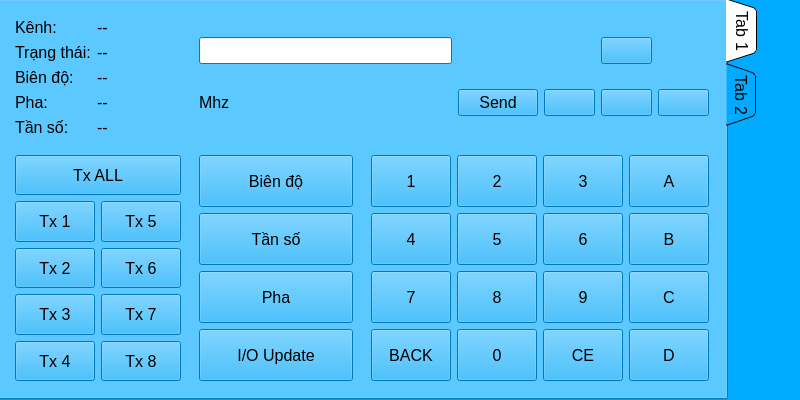
Before: the Qt Designer form mainwindow.ui in kimphg/rasPi, drawn with Qt 5.
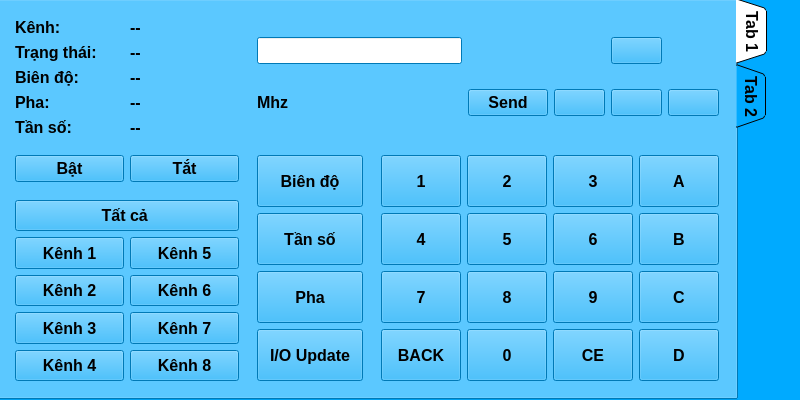
After: the same form once the commit is applied. Icons and pictures are not drawn.

What changed in the file:
```diff
--- a/mainwindow.ui
+++ b/mainwindow.ui
@@ -425,6 +425,13 @@
     </disabled>
    </palette>
   </property>
+  <property name="font">
+   <font>
+    <pointsize>12</pointsize>
+    <weight>75</weight>
+    <bold>true</bold>
+   </font>
+  </property>
   <property name="windowTitle">
    <string>MainWindow</string>
   </property>
@@ -434,7 +441,7 @@
      <rect>
       <x>-4</x>
       <y>-1</y>
-      <width>761</width>
+      <width>771</width>
       <height>401</height>
      </rect>
     </property>
@@ -457,413 +464,7 @@
       <string>Tab 1</string>
      </attribute>
      <layout class="QGridLayout" name="gridLayout_4">
-      <item row="0" column="0">
-       <layout class="QFormLayout" name="formLayout">
-        <property name="leftMargin">
-         <number>6</number>
-        </property>
-        <property name="topMargin">
-         <number>6</number>
-        </property>
-        <property name="rightMargin">
-         <number>6</number>
-        </property>
-        <property name="bottomMargin">
-         <number>6</number>
-        </property>
-        <item row="0" column="0">
-         <widget class="QLabel" name="label">
-          <property name="text">
-           <string>Kênh:</string>
-          </property>
-         </widget>
-        </item>
-        <item row="1" column="0">
-         <widget class="QLabel" name="label_2">
-          <property name="text">
-           <string>Trạng thái:</string>
-          </property>
-         </widget>
-        </item>
-        <item row="2" column="0">
-         <widget class="QLabel" name="label_3">
-          <property name="text">
-           <string>Biên độ:</string>
-          </property>
-         </widget>
-        </item>
-        <item row="0" column="1">
-         <widget class="QLabel" name="label_chanel_num">
-          <property name="text">
-           <string>--</string>
-          </property>
-         </widget>
-        </item>
-        <item row="1" column="1">
-         <widget class="QLabel" name="label_chanel_stat">
-          <property name="text">
-           <string>--</string>
-          </property>
-         </widget>
-        </item>
-        <item row="2" column="1">
-         <widget class="QLabel" name="label_chanel_amp">
-          <property name="text">
-           <string>--</string>
-          </property>
-         </widget>
-        </item>
-        <item row="3" column="0">
-         <widget class="QLabel" name="label_7">
-          <property name="text">
-           <string>Pha:</string>
-          </property>
-         </widget>
-        </item>
-        <item row="4" column="0">
-         <widget class="QLabel" name="label_8">
-          <property name="text">
-           <string>Tần số:</string>
-          </property>
-         </widget>
-        </item>
-        <item row="3" column="1">
-         <widget class="QLabel" name="label_chanel_phase">
-          <property name="text">
-           <string>--</string>
-          </property>
-         </widget>
-        </item>
-        <item row="4" column="1">
-         <widget class="QLabel" name="label_chanel_freq">
-          <property name="text">
-           <string>--</string>
-          </property>
-         </widget>
-        </item>
-       </layout>
-      </item>
-      <item row="1" column="0">
-       <layout class="QGridLayout" name="gridLayout">
-        <property name="leftMargin">
-         <number>6</number>
-        </property>
-        <property name="topMargin">
-         <number>6</number>
-        </property>
-        <property name="rightMargin">
-         <number>6</number>
-        </property>
-        <property name="bottomMargin">
-         <number>6</number>
-        </property>
-        <item row="1" column="0">
-         <widget class="QPushButton" name="pushButton_kenh_1">
-          <property name="sizePolicy">
-           <sizepolicy hsizetype="Minimum" vsizetype="Preferred">
-            <horstretch>0</horstretch>
-            <verstretch>0</verstretch>
-           </sizepolicy>
-          </property>
-          <property name="font">
-           <font>
-            <pointsize>12</pointsize>
-           </font>
-          </property>
-          <property name="text">
-           <string>Tx 1</string>
-          </property>
-          <property name="checkable">
-           <bool>true</bool>
-          </property>
-          <property name="autoExclusive">
-           <bool>true</bool>
-          </property>
-         </widget>
-        </item>
-        <item row="1" column="1">
-         <widget class="QPushButton" name="pushButton_kenh_5">
-          <property name="sizePolicy">
-           <sizepolicy hsizetype="Minimum" vsizetype="Preferred">
-            <horstretch>0</horstretch>
-            <verstretch>0</verstretch>
-           </sizepolicy>
-          </property>
-          <property name="font">
-           <font>
-            <pointsize>12</pointsize>
-           </font>
-          </property>
-          <property name="text">
-           <string>Tx 5</string>
-          </property>
-          <property name="checkable">
-           <bool>true</bool>
-          </property>
-          <property name="autoExclusive">
-           <bool>true</bool>
-          </property>
-         </widget>
-        </item>
-        <item row="2" column="0">
-         <widget class="QPushButton" name="pushButton_kenh_2">
-          <property name="sizePolicy">
-           <sizepolicy hsizetype="Minimum" vsizetype="Preferred">
-            <horstretch>0</horstretch>
-            <verstretch>0</verstretch>
-           </sizepolicy>
-          </property>
-          <property name="font">
-           <font>
-            <pointsize>12</pointsize>
-           </font>
-          </property>
-          <property name="text">
-           <string>Tx 2</string>
-          </property>
-          <property name="checkable">
-           <bool>true</bool>
-          </property>
-          <property name="autoExclusive">
-           <bool>true</bool>
-          </property>
-         </widget>
-        </item>
-        <item row="2" column="1">
-         <widget class="QPushButton" name="pushButton_kenh_6">
-          <property name="sizePolicy">
-           <sizepolicy hsizetype="Minimum" vsizetype="Preferred">
-            <horstretch>0</horstretch>
-            <verstretch>0</verstretch>
-           </sizepolicy>
-          </property>
-          <property name="font">
-           <font>
-            <pointsize>12</pointsize>
-           </font>
-          </property>
-          <property name="text">
-           <string>Tx 6</string>
-          </property>
-          <property name="checkable">
-           <bool>true</bool>
-          </property>
-          <property name="autoExclusive">
-           <bool>true</bool>
-          </property>
-         </widget>
-        </item>
-        <item row="3" column="0">
-         <widget class="QPushButton" name="pushButton_kenh_3">
-          <property name="sizePolicy">
-           <sizepolicy hsizetype="Minimum" vsizetype="Preferred">
-            <horstretch>0</horstretch>
-            <verstretch>0</verstretch>
-           </sizepolicy>
-          </property>
-          <property name="font">
-           <font>
-            <pointsize>12</pointsize>
-           </font>
-          </property>
-          <property name="text">
-           <string>Tx 3</string>
-          </property>
-          <property name="checkable">
-           <bool>true</bool>
-          </property>
-          <property name="autoExclusive">
-           <bool>true</bool>
-          </property>
-         </widget>
-        </item>
-        <item row="3" column="1">
-         <widget class="QPushButton" name="pushButton_kenh_7">
-          <property name="sizePolicy">
-           <sizepolicy hsizetype="Minimum" vsizetype="Preferred">
-            <horstretch>0</horstretch>
-            <verstretch>0</verstretch>
-           </sizepolicy>
-          </property>
-          <property name="font">
-           <font>
-            <pointsize>12</pointsize>
-           </font>
-          </property>
-          <property name="text">
-           <string>Tx 7</string>
-          </property>
-          <property name="checkable">
-           <bool>true</bool>
-          </property>
-          <property name="autoExclusive">
-           <bool>true</bool>
-          </property>
-         </widget>
-        </item>
-        <item row="4" column="0">
-         <widget class="QPushButton" name="pushButton_kenh_4">
-          <property name="sizePolicy">
-           <sizepolicy hsizetype="Minimum" vsizetype="Preferred">
-            <horstretch>0</horstretch>
-            <verstretch>0</verstretch>
-           </sizepolicy>
-          </property>
-          <property name="font">
-           <font>
-            <pointsize>12</pointsize>
-           </font>
-          </property>
-          <property name="text">
-           <string>Tx 4</string>
-          </property>
-          <property name="checkable">
-           <bool>true</bool>
-          </property>
-          <property name="autoExclusive">
-           <bool>true</bool>
-          </property>
-         </widget>
-        </item>
-        <item row="4" column="1">
-         <widget class="QPushButton" name="pushButton_kenh_8">
-          <property name="sizePolicy">
-           <sizepolicy hsizetype="Minimum" vsizetype="Preferred">
-            <horstretch>0</horstretch>
-            <verstretch>0</verstretch>
-           </sizepolicy>
-          </property>
-          <property name="font">
-           <font>
-            <pointsize>12</pointsize>
-           </font>
-          </property>
-          <property name="text">
-           <string>Tx 8</string>
-          </property>
-          <property name="checkable">
-           <bool>true</bool>
-          </property>
-          <property name="autoExclusive">
-           <bool>true</bool>
-          </property>
-         </widget>
-        </item>
-        <item row="0" column="0" colspan="2">
-         <widget class="QPushButton" name="pushButton_kenh_9">
-          <property name="sizePolicy">
-           <sizepolicy hsizetype="Minimum" vsizetype="Preferred">
-            <horstretch>0</horstretch>
-            <verstretch>0</verstretch>
-           </sizepolicy>
-          </property>
-          <property name="font">
-           <font>
-            <pointsize>12</pointsize>
-           </font>
-          </property>
-          <property name="text">
-           <string>Tx ALL</string>
-          </property>
-          <property name="checkable">
-           <bool>true</bool>
-          </property>
-          <property name="autoExclusive">
-           <bool>true</bool>
-          </property>
-         </widget>
-        </item>
-       </layout>
-      </item>
-      <item row="1" column="1">
-       <layout class="QVBoxLayout" name="verticalLayout">
-        <property name="leftMargin">
-         <number>6</number>
-        </property>
-        <property name="topMargin">
-         <number>6</number>
-        </property>
-        <property name="rightMargin">
-         <number>6</number>
-        </property>
-        <property name="bottomMargin">
-         <number>6</number>
-        </property>
-        <item>
-         <widget class="QPushButton" name="pushButton_num_control_amp">
-          <property name="sizePolicy">
-           <sizepolicy hsizetype="Preferred" vsizetype="Preferred">
-            <horstretch>0</horstretch>
-            <verstretch>0</verstretch>
-           </sizepolicy>
-          </property>
-          <property name="font">
-           <font>
-            <pointsize>12</pointsize>
-           </font>
-          </property>
-          <property name="text">
-           <string>Biên độ</string>
-          </property>
-         </widget>
-        </item>
-        <item>
-         <widget class="QPushButton" name="pushButton_num_control_afreq">
-          <property name="sizePolicy">
-           <sizepolicy hsizetype="Preferred" vsizetype="Preferred">
-            <horstretch>0</horstretch>
-            <verstretch>0</verstretch>
-           </sizepolicy>
-          </property>
-          <property name="font">
-           <font>
-            <pointsize>12</pointsize>
-           </font>
-          </property>
-          <property name="text">
-           <string>Tần số</string>
-          </property>
-         </widget>
-        </item>
-        <item>
-         <widget class="QPushButton" name="pushButton_num_control_phase">
-          <property name="sizePolicy">
-           <sizepolicy hsizetype="Preferred" vsizetype="Preferred">
-            <horstretch>0</horstretch>
-            <verstretch>0</verstretch>
-           </sizepolicy>
-          </property>
-          <property name="font">
-           <font>
-            <pointsize>12</pointsize>
-           </font>
-          </property>
-          <property name="text">
-           <string>Pha</string>
-          </property>
-         </widget>
-        </item>
-        <item>
-         <widget class="QPushButton" name="pushButton_num_control_phase_comp_2">
-          <property name="sizePolicy">
-           <sizepolicy hsizetype="Preferred" vsizetype="Preferred">
-            <horstretch>0</horstretch>
-            <verstretch>0</verstretch>
-           </sizepolicy>
-          </property>
-          <property name="font">
-           <font>
-            <pointsize>12</pointsize>
-           </font>
-          </property>
-          <property name="text">
-           <string>I/O Update</string>
-          </property>
-         </widget>
-        </item>
-       </layout>
-      </item>
-      <item row="1" column="2">
+      <item row="1" column="3" rowspan="2">
        <layout class="QGridLayout" name="gridLayout_2">
         <property name="leftMargin">
          <number>6</number>
@@ -1167,7 +768,119 @@
         </item>
        </layout>
       </item>
-      <item row="0" column="1" colspan="2">
+      <item row="1" column="2" rowspan="2">
+       <layout class="QVBoxLayout" name="verticalLayout">
+        <property name="leftMargin">
+         <number>6</number>
+        </property>
+        <property name="topMargin">
+         <number>6</number>
+        </property>
+        <property name="rightMargin">
+         <number>6</number>
+        </property>
+        <property name="bottomMargin">
+         <number>6</number>
+        </property>
+        <item>
+         <widget class="QPushButton" name="pushButton_num_control_amp">
+          <property name="sizePolicy">
+           <sizepolicy hsizetype="Preferred" vsizetype="Preferred">
+            <horstretch>0</horstretch>
+            <verstretch>0</verstretch>
+           </sizepolicy>
+          </property>
+          <property name="font">
+           <font>
+            <pointsize>12</pointsize>
+           </font>
+          </property>
+          <property name="text">
+           <string>Biên độ</string>
+          </property>
+          <property name="checkable">
+           <bool>true</bool>
+          </property>
+          <property name="autoExclusive">
+           <bool>true</bool>
+          </property>
+         </widget>
+        </item>
+        <item>
+         <widget class="QPushButton" name="pushButton_num_control_afreq">
+          <property name="sizePolicy">
+           <sizepolicy hsizetype="Preferred" vsizetype="Preferred">
+            <horstretch>0</horstretch>
+            <verstretch>0</verstretch>
+           </sizepolicy>
+          </property>
+          <property name="font">
+           <font>
+            <pointsize>12</pointsize>
+           </font>
+          </property>
+          <property name="text">
+           <string>Tần số</string>
+          </property>
+          <property name="checkable">
+           <bool>true</bool>
+          </property>
+          <property name="autoExclusive">
+           <bool>true</bool>
+          </property>
+         </widget>
+        </item>
+        <item>
+         <widget class="QPushButton" name="pushButton_num_control_phase">
+          <property name="sizePolicy">
+           <sizepolicy hsizetype="Preferred" vsizetype="Preferred">
+            <horstretch>0</horstretch>
+            <verstretch>0</verstretch>
+           </sizepolicy>
+          </property>
+          <property name="font">
+           <font>
+            <pointsize>12</pointsize>
+           </font>
+          </property>
+          <property name="text">
+           <string>Pha</string>
+          </property>
+          <property name="checkable">
+           <bool>true</bool>
+          </property>
+          <property name="autoExclusive">
+           <bool>true</bool>
+          </property>
+         </widget>
+        </item>
+        <item>
+         <widget class="QPushButton" name="pushButton_num_control_phase_comp_2">
+          <property name="sizePolicy">
+           <sizepolicy hsizetype="Preferred" vsizetype="Preferred">
+            <horstretch>0</horstretch>
+            <verstretch>0</verstretch>
+           </sizepolicy>
+          </property>
+          <property name="font">
+           <font>
+            <pointsize>12</pointsize>
+           </font>
+          </property>
+          <property name="text">
+           <string>I/O Update</string>
+          </property>
+          <property name="checkable">
+           <bool>true</bool>
+          </property>
+          <property name="autoExclusive">
+           <bool>true</bool>
+          </property>
+         </widget>
+        </item>
+       </layout>
+      </item>
+      <item row="0" column="2" colspan="2">
        <layout class="QGridLayout" name="gridLayout_3">
         <property name="leftMargin">
          <number>6</number>
@@ -1325,6 +1038,388 @@
         </item>
        </layout>
       </item>
+      <item row="0" column="0" colspan="2">
+       <layout class="QGridLayout" name="gridLayout_5">
+        <property name="leftMargin">
+         <number>6</number>
+        </property>
+        <property name="topMargin">
+         <number>6</number>
+        </property>
+        <property name="rightMargin">
+         <number>6</number>
+        </property>
+        <property name="bottomMargin">
+         <number>6</number>
+        </property>
+        <item row="0" column="0">
+         <widget class="QLabel" name="label">
+          <property name="text">
+           <string>Kênh:</string>
+          </property>
+         </widget>
+        </item>
+        <item row="0" column="1">
+         <widget class="QLabel" name="label_chanel_num">
+          <property name="text">
+           <string>--</string>
+          </property>
+         </widget>
+        </item>
+        <item row="1" column="0">
+         <widget class="QLabel" name="label_2">
+          <property name="text">
+           <string>Trạng thái:</string>
+          </property>
+         </widget>
+        </item>
+        <item row="1" column="1">
+         <widget class="QLabel" name="label_chanel_stat">
+          <property name="text">
+           <string>--</string>
+          </property>
+         </widget>
+        </item>
+        <item row="2" column="0">
+         <widget class="QLabel" name="label_3">
+          <property name="text">
+           <string>Biên độ:</string>
+          </property>
+         </widget>
+        </item>
+        <item row="2" column="1">
+         <widget class="QLabel" name="label_chanel_amp">
+          <property name="text">
+           <string>--</string>
+          </property>
+         </widget>
+        </item>
+        <item row="3" column="0">
+         <widget class="QLabel" name="label_7">
+          <property name="text">
+           <string>Pha:</string>
+          </property>
+         </widget>
+        </item>
+        <item row="3" column="1">
+         <widget class="QLabel" name="label_chanel_phase">
+          <property name="text">
+           <string>--</string>
+          </property>
+         </widget>
+        </item>
+        <item row="4" column="0">
+         <widget class="QLabel" name="label_8">
+          <property name="text">
+           <string>Tần số:</string>
+          </property>
+         </widget>
+        </item>
+        <item row="4" column="1">
+         <widget class="QLabel" name="label_chanel_freq">
+          <property name="text">
+           <string>--</string>
+          </property>
+         </widget>
+        </item>
+       </layout>
+      </item>
+      <item row="2" column="0" colspan="2">
+       <layout class="QGridLayout" name="gridLayout">
+        <property name="leftMargin">
+         <number>6</number>
+        </property>
+        <property name="topMargin">
+         <number>6</number>
+        </property>
+        <property name="rightMargin">
+         <number>6</number>
+        </property>
+        <property name="bottomMargin">
+         <number>6</number>
+        </property>
+        <item row="1" column="0">
+         <widget class="QPushButton" name="pushButton_kenh_1">
+          <property name="sizePolicy">
+           <sizepolicy hsizetype="Minimum" vsizetype="Expanding">
+            <horstretch>0</horstretch>
+            <verstretch>0</verstretch>
+           </sizepolicy>
+          </property>
+          <property name="font">
+           <font>
+            <pointsize>12</pointsize>
+           </font>
+          </property>
+          <property name="text">
+           <string>Kênh 1</string>
+          </property>
+          <property name="checkable">
+           <bool>true</bool>
+          </property>
+          <property name="autoExclusive">
+           <bool>true</bool>
+          </property>
+         </widget>
+        </item>
+        <item row="1" column="1">
+         <widget class="QPushButton" name="pushButton_kenh_5">
+          <property name="sizePolicy">
+           <sizepolicy hsizetype="Minimum" vsizetype="Expanding">
+            <horstretch>0</horstretch>
+            <verstretch>0</verstretch>
+           </sizepolicy>
+          </property>
+          <property name="font">
+           <font>
+            <pointsize>12</pointsize>
+           </font>
+          </property>
+          <property name="text">
+           <string>Kênh 5</string>
+          </property>
+          <property name="checkable">
+           <bool>true</bool>
+          </property>
+          <property name="autoExclusive">
+           <bool>true</bool>
+          </property>
+         </widget>
+        </item>
+        <item row="2" column="0">
+         <widget class="QPushButton" name="pushButton_kenh_2">
+          <property name="sizePolicy">
+           <sizepolicy hsizetype="Minimum" vsizetype="Expanding">
+            <horstretch>0</horstretch>
+            <verstretch>0</verstretch>
+           </sizepolicy>
+          </property>
+          <property name="font">
+           <font>
+            <pointsize>12</pointsize>
+           </font>
+          </property>
+          <property name="text">
+           <string>Kênh 2</string>
+          </property>
+          <property name="checkable">
+           <bool>true</bool>
+          </property>
+          <property name="autoExclusive">
+           <bool>true</bool>
+          </property>
+         </widget>
+        </item>
+        <item row="2" column="1">
+         <widget class="QPushButton" name="pushButton_kenh_6">
+          <property name="sizePolicy">
+           <sizepolicy hsizetype="Minimum" vsizetype="Expanding">
+            <horstretch>0</horstretch>
+            <verstretch>0</verstretch>
+           </sizepolicy>
+          </property>
+          <property name="font">
+           <font>
+            <pointsize>12</pointsize>
+           </font>
+          </property>
+          <property name="text">
+           <string>Kênh 6</string>
+          </property>
+          <property name="checkable">
+           <bool>true</bool>
+          </property>
+          <property name="autoExclusive">
+           <bool>true</bool>
+          </property>
+         </widget>
+        </item>
+        <item row="3" column="0">
+         <widget class="QPushButton" name="pushButton_kenh_3">
+          <property name="sizePolicy">
+           <sizepolicy hsizetype="Minimum" vsizetype="Expanding">
+            <horstretch>0</horstretch>
+            <verstretch>0</verstretch>
+           </sizepolicy>
+          </property>
+          <property name="font">
+           <font>
+            <pointsize>12</pointsize>
+           </font>
+          </property>
+          <property name="text">
+           <string>Kênh 3</string>
+          </property>
+          <property name="checkable">
+           <bool>true</bool>
+          </property>
+          <property name="autoExclusive">
+           <bool>true</bool>
+          </property>
+         </widget>
+        </item>
+        <item row="3" column="1">
+         <widget class="QPushButton" name="pushButton_kenh_7">
+          <property name="sizePolicy">
+           <sizepolicy hsizetype="Minimum" vsizetype="Expanding">
+            <horstretch>0</horstretch>
+            <verstretch>0</verstretch>
+           </sizepolicy>
+          </property>
+          <property name="font">
+           <font>
+            <pointsize>12</pointsize>
+           </font>
+          </property>
+          <property name="text">
+           <string>Kênh 7</string>
+          </property>
+          <property name="checkable">
+           <bool>true</bool>
+          </property>
+          <property name="autoExclusive">
+           <bool>true</bool>
+          </property>
+         </widget>
+        </item>
+        <item row="4" column="0">
+         <widget class="QPushButton" name="pushButton_kenh_4">
+          <property name="sizePolicy">
+           <sizepolicy hsizetype="Minimum" vsizetype="Expanding">
+            <horstretch>0</horstretch>
+            <verstretch>0</verstretch>
+           </sizepolicy>
+          </property>
+          <property name="font">
+           <font>
+            <pointsize>12</pointsize>
+           </font>
+          </property>
+          <property name="text">
+           <string>Kênh 4</string>
+          </property>
+          <property name="checkable">
+           <bool>true</bool>
+          </property>
+          <property name="autoExclusive">
+           <bool>true</bool>
+          </property>
+         </widget>
+        </item>
+        <item row="4" column="1">
+         <widget class="QPushButton" name="pushButton_kenh_8">
+          <property name="sizePolicy">
+           <sizepolicy hsizetype="Minimum" vsizetype="Expanding">
+            <horstretch>0</horstretch>
+            <verstretch>0</verstretch>
+           </sizepolicy>
+          </property>
+          <property name="font">
+           <font>
+            <pointsize>12</pointsize>
+           </font>
+          </property>
+          <property name="text">
+           <string>Kênh 8</string>
+          </property>
+          <property name="checkable">
+           <bool>true</bool>
+          </property>
+          <property name="autoExclusive">
+           <bool>true</bool>
+          </property>
+         </widget>
+        </item>
+        <item row="0" column="0" colspan="2">
+         <widget class="QPushButton" name="pushButton_kenh_9">
+          <property name="sizePolicy">
+           <sizepolicy hsizetype="Minimum" vsizetype="Expanding">
+            <horstretch>0</horstretch>
+            <verstretch>0</verstretch>
+           </sizepolicy>
+          </property>
+          <property name="font">
+           <font>
+            <pointsize>12</pointsize>
+           </font>
+          </property>
+          <property name="text">
+           <string>Tất cả </string>
+          </property>
+          <property name="checkable">
+           <bool>true</bool>
+          </property>
+          <property name="autoExclusive">
+           <bool>true</bool>
+          </property>
+         </widget>
+        </item>
+       </layout>
+      </item>
+      <item row="1" column="0" colspan="2">
+       <layout class="QGridLayout" name="gridLayout_6">
+        <property name="leftMargin">
+         <number>6</number>
+        </property>
+        <property name="topMargin">
+         <number>6</number>
+        </property>
+        <property name="rightMargin">
+         <number>6</number>
+        </property>
+        <property name="bottomMargin">
+         <number>6</number>
+        </property>
+        <item row="0" column="0">
+         <widget class="QPushButton" name="pushButton_kenh_16">
+          <property name="sizePolicy">
+           <sizepolicy hsizetype="Minimum" vsizetype="Preferred">
+            <horstretch>0</horstretch>
+            <verstretch>0</verstretch>
+           </sizepolicy>
+          </property>
+          <property name="font">
+           <font>
+            <pointsize>12</pointsize>
+           </font>
+          </property>
+          <property name="text">
+           <string>Bật</string>
+          </property>
+          <property name="checkable">
+           <bool>true</bool>
+          </property>
+          <property name="autoExclusive">
+           <bool>true</bool>
+          </property>
+         </widget>
+        </item>
+        <item row="0" column="1">
+         <widget class="QPushButton" name="pushButton_kenh_17">
+          <property name="sizePolicy">
+           <sizepolicy hsizetype="Minimum" vsizetype="Preferred">
+            <horstretch>0</horstretch>
+            <verstretch>0</verstretch>
+           </sizepolicy>
+          </property>
+          <property name="font">
+           <font>
+            <pointsize>12</pointsize>
+           </font>
+          </property>
+          <property name="text">
+           <string>Tắt</string>
+          </property>
+          <property name="checkable">
+           <bool>true</bool>
+          </property>
+          <property name="autoExclusive">
+           <bool>true</bool>
+          </property>
+         </widget>
+        </item>
+       </layout>
+      </item>
      </layout>
     </widget>
     <widget class="QWidget" name="tab_2">
```
